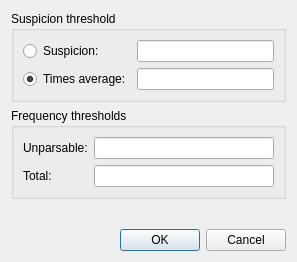
Above: miningviewer/PreferencesDialog.ui from rug-compling/errormining before the change. Below: the same form after it.
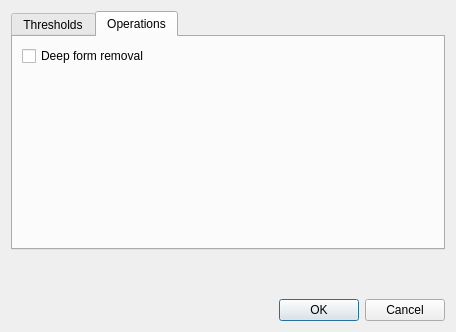
That is the form after the change. The open tabs and pages were chosen to show the change.

Commit message: miningviewer: Shallow removal of forms (default).

```diff
--- a/miningviewer/PreferencesDialog.ui
+++ b/miningviewer/PreferencesDialog.ui
@@ -1,12 +1,12 @@
 <ui version="4.0" >
  <class>PreferencesDialog</class>
- <widget class="QDialog" name="PreferencesDialog" >
-  <property name="geometry" >
+ <widget class="QDialog" name="PreferencesDialog">
+  <property name="geometry">
    <rect>
     <x>0</x>
     <y>0</y>
-    <width>297</width>
-    <height>262</height>
+    <width>456</width>
+    <height>332</height>
    </rect>
   </property>
   <property name="windowTitle" >
@@ -14,8 +14,18 @@
   </property>
   <layout class="QVBoxLayout" name="verticalLayout_3" >
    <item>
-    <widget class="QGroupBox" name="groupBox" >
-     <property name="title" >
+    <widget class="QTabWidget" name="tabWidget">
+     <property name="currentIndex">
+      <number>0</number>
+     </property>
+     <widget class="QWidget" name="tab">
+      <attribute name="title">
+       <string>Thresholds</string>
+      </attribute>
+      <layout class="QVBoxLayout" name="verticalLayout_4">
+       <item>
+        <widget class="QGroupBox" name="groupBox">
+         <property name="title">
       <string>Suspicion threshold</string>
      </property>
      <layout class="QVBoxLayout" name="verticalLayout" >
@@ -53,8 +63,8 @@
     </widget>
    </item>
    <item>
-    <widget class="QGroupBox" name="groupBox_2" >
-     <property name="title" >
+        <widget class="QGroupBox" name="groupBox_2">
+         <property name="title">
       <string>Frequency thresholds</string>
      </property>
      <layout class="QVBoxLayout" name="verticalLayout_2" >
@@ -85,12 +95,43 @@
      </layout>
     </widget>
    </item>
+      </layout>
+     </widget>
+     <widget class="QWidget" name="tab_2">
+      <attribute name="title">
+       <string>Operations</string>
+      </attribute>
+      <layout class="QVBoxLayout" name="verticalLayout_5">
    <item>
-    <spacer name="verticalSpacer" >
-     <property name="orientation" >
+        <widget class="QCheckBox" name="deepFormRemovalCheckBox">
+         <property name="text">
+          <string>Deep form removal</string>
+         </property>
+        </widget>
+       </item>
+       <item>
+        <spacer name="verticalSpacer_2">
+         <property name="orientation">
       <enum>Qt::Vertical</enum>
      </property>
-     <property name="sizeHint" stdset="0" >
+         <property name="sizeHint" stdset="0">
+          <size>
+           <width>20</width>
+           <height>171</height>
+          </size>
+         </property>
+        </spacer>
+       </item>
+      </layout>
+     </widget>
+    </widget>
+   </item>
+   <item>
+    <spacer name="verticalSpacer">
+     <property name="orientation">
+      <enum>Qt::Vertical</enum>
+     </property>
+     <property name="sizeHint" stdset="0">
       <size>
        <width>20</width>
        <height>2</height>
```
Left out of the diff: 77 changed lines with no effect on the pictures. Lines whose indentation alone changed are shown as unchanged. The commit also changes 5 other files.
